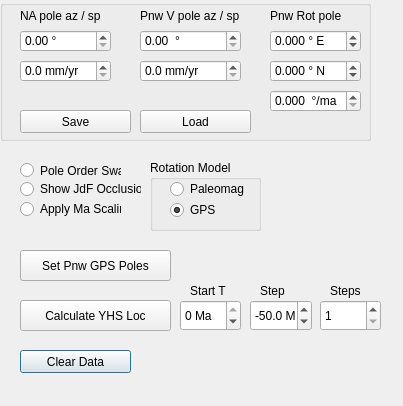
This is pnw_rotation_py/pnw_rotation_py_dialog_base.ui in DrStriate/Geology as Qt 5 draws it before an edit. The edited form follows.
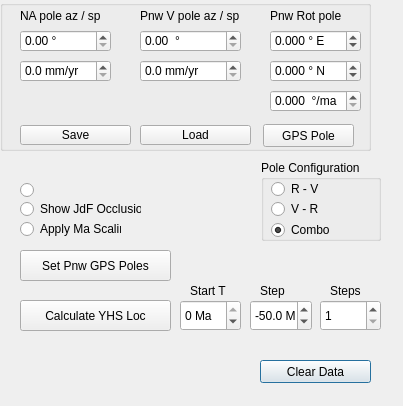
This is the edited form.

Commit message: Add combo poles mode and extend UI

Diff of the .ui file:
```diff
--- a/pnw_rotation_py/pnw_rotation_py_dialog_base.ui
+++ b/pnw_rotation_py/pnw_rotation_py_dialog_base.ui
@@ -19,8 +19,8 @@
   <widget class="QPushButton" name="clearDataButton">
    <property name="geometry">
     <rect>
-     <x>20</x>
-     <y>350</y>
+     <x>260</x>
+     <y>360</y>
      <width>111</width>
      <height>23</height>
     </rect>
@@ -203,57 +203,6 @@
     <double>-50.000000000000000</double>
    </property>
   </widget>
-  <widget class="QGroupBox" name="groupBox_6">
-   <property name="geometry">
-    <rect>
-     <x>150</x>
-     <y>160</y>
-     <width>111</width>
-     <height>71</height>
-    </rect>
-   </property>
-   <property name="title">
-    <string>Rotation Model</string>
-   </property>
-   <property name="checkable">
-    <bool>false</bool>
-   </property>
-   <widget class="QRadioButton" name="rbPaleoModel">
-    <property name="geometry">
-     <rect>
-      <x>20</x>
-      <y>20</y>
-      <width>81</width>
-      <height>18</height>
-     </rect>
-    </property>
-    <property name="toolTipDuration">
-     <number>-6</number>
-    </property>
-    <property name="text">
-     <string>Paleomag</string>
-    </property>
-    <property name="checked">
-     <bool>false</bool>
-    </property>
-   </widget>
-   <widget class="QRadioButton" name="rbGpsModel">
-    <property name="geometry">
-     <rect>
-      <x>20</x>
-      <y>40</y>
-      <width>81</width>
-      <height>20</height>
-     </rect>
-    </property>
-    <property name="text">
-     <string>GPS</string>
-    </property>
-    <property name="checked">
-     <bool>true</bool>
-    </property>
-   </widget>
-  </widget>
   <widget class="QRadioButton" name="rbApplyMaScaling">
    <property name="enabled">
     <bool>true</bool>
@@ -261,7 +210,7 @@
    <property name="geometry">
     <rect>
      <x>20</x>
-     <y>200</y>
+     <y>220</y>
      <width>101</width>
      <height>18</height>
     </rect>
@@ -280,7 +229,7 @@
    <property name="geometry">
     <rect>
      <x>20</x>
-     <y>180</y>
+     <y>200</y>
      <width>121</width>
      <height>18</height>
     </rect>
@@ -299,7 +248,7 @@
    <property name="geometry">
     <rect>
      <x>20</x>
-     <y>160</y>
+     <y>180</y>
      <width>101</width>
      <height>21</height>
     </rect>
@@ -308,7 +257,7 @@
     <number>9</number>
    </property>
    <property name="text">
-    <string>Pole Order Swap</string>
+    <string/>
    </property>
    <property name="checked">
     <bool>false</bool>
@@ -373,7 +322,7 @@
      <x>0</x>
      <y>0</y>
      <width>371</width>
-     <height>141</height>
+     <height>151</height>
     </rect>
    </property>
    <property name="title">
@@ -579,9 +528,9 @@
     <property name="geometry">
      <rect>
       <x>20</x>
-      <y>110</y>
+      <y>125</y>
       <width>111</width>
-      <height>23</height>
+      <height>20</height>
      </rect>
     </property>
     <property name="text">
@@ -592,15 +541,83 @@
     <property name="geometry">
      <rect>
       <x>140</x>
-      <y>110</y>
+      <y>125</y>
       <width>111</width>
-      <height>23</height>
+      <height>20</height>
      </rect>
     </property>
     <property name="text">
      <string>Load</string>
     </property>
    </widget>
+   <widget class="QPushButton" name="pbGpsPole">
+    <property name="geometry">
+     <rect>
+      <x>263</x>
+      <y>124</y>
+      <width>91</width>
+      <height>23</height>
+     </rect>
+    </property>
+    <property name="text">
+     <string>GPS Pole</string>
+    </property>
+   </widget>
+  </widget>
+  <widget class="QGroupBox" name="groupBox">
+   <property name="geometry">
+    <rect>
+     <x>261</x>
+     <y>160</y>
+     <width>120</width>
+     <height>81</height>
+    </rect>
+   </property>
+   <property name="title">
+    <string>Pole Configuration</string>
+   </property>
+   <widget class="QRadioButton" name="rbConfigRV">
+    <property name="geometry">
+     <rect>
+      <x>10</x>
+      <y>20</y>
+      <width>81</width>
+      <height>18</height>
+     </rect>
+    </property>
+    <property name="text">
+     <string>R - V</string>
+    </property>
+   </widget>
+   <widget class="QRadioButton" name="rbConfigVR">
+    <property name="geometry">
+     <rect>
+      <x>10</x>
+      <y>40</y>
+      <width>81</width>
+      <height>18</height>
+     </rect>
+    </property>
+    <property name="text">
+     <string>V - R</string>
+    </property>
+   </widget>
+   <widget class="QRadioButton" name="rbConfigCombo">
+    <property name="geometry">
+     <rect>
+      <x>10</x>
+      <y>60</y>
+      <width>81</width>
+      <height>20</height>
+     </rect>
+    </property>
+    <property name="text">
+     <string>Combo</string>
+    </property>
+    <property name="checked">
+     <bool>true</bool>
+    </property>
+   </widget>
   </widget>
   <zorder>groupParamBox</zorder>
   <zorder>clearDataButton</zorder>
```
Left out of the diff: 2 changed lines with no effect on the pictures. The commit also changes 8 other files.
